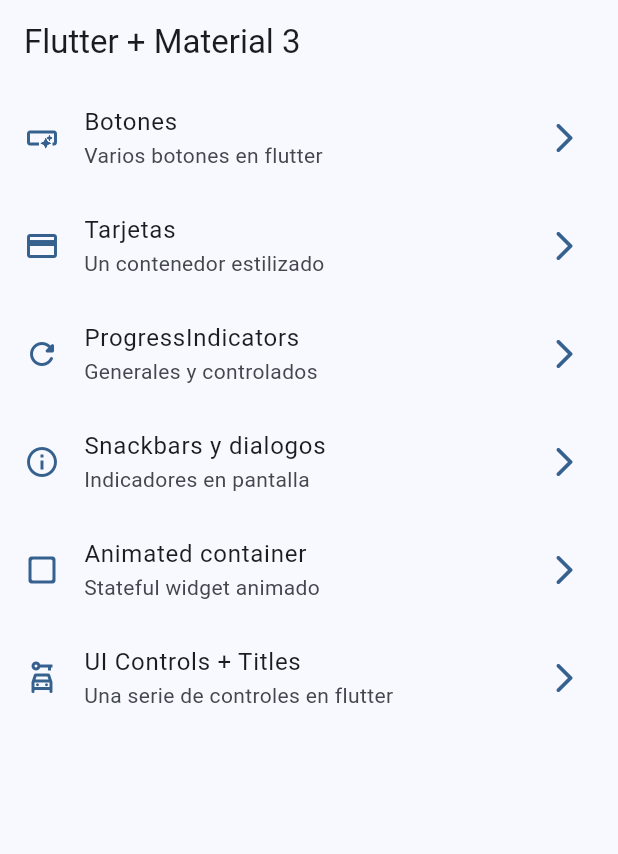
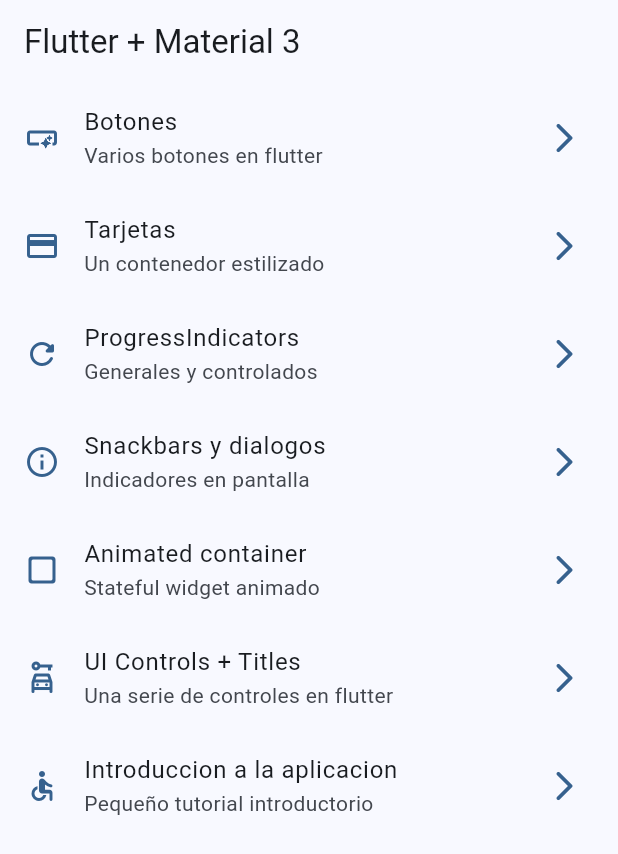
Before and after one commit to alangithub2018/widgetsapp, a Flutter app: the screen it shows after launch, on a phone screen of 412 x 824 dp. Shown: the top 854 px of the screen. Run offline on Flutter 3.47's test engine with Material 3 defaults, Android fonts, the phone set to English and light mode, and no system bars; our stand-ins replace go_router.

Commit message:
link added

```diff
--- a/lib/config/menu/menu_items.dart
+++ b/lib/config/menu/menu_items.dart
@@ -44,4 +44,9 @@ const appMenuItems = <MenuItem>[
       subTitle: 'Una serie de controles en flutter',
       link: '/ui_controls',
       icon: Icons.car_rental_outlined),
+  MenuItem(
+      title: 'Introduccion a la aplicacion',
+      subTitle: 'Pequeño tutorial introductorio',
+      link: '/app_tutorial',
+      icon: Icons.accessible_rounded)
 ];
--- a/lib/config/router/app_router.dart
+++ b/lib/config/router/app_router.dart
@@ -36,5 +36,10 @@ final appRouter = GoRouter(initialLocation: '/', routes: [
     name: UIControlsScreen.name,
     path: '/ui_controls',
     builder: (context, state) => const UIControlsScreen(),
+  ),
+  GoRoute(
+    name: AppTutorialScreen.name,
+    path: '/app_tutorial',
+    builder: (context, state) => const AppTutorialScreen(),
   )
 ]);
```
